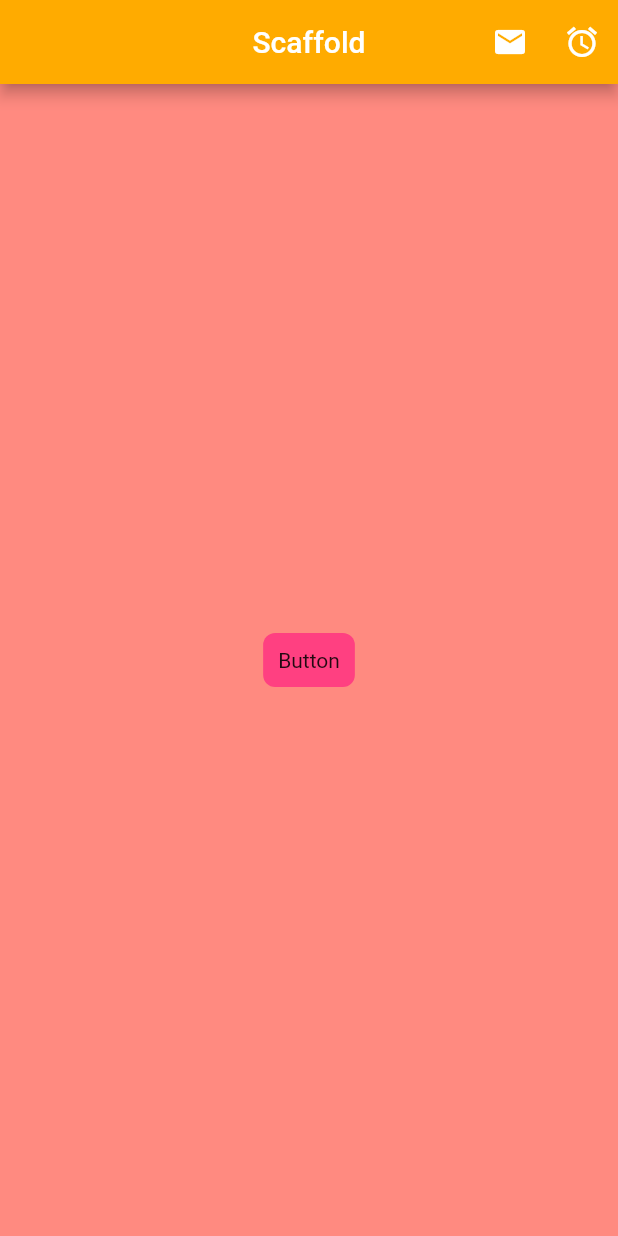
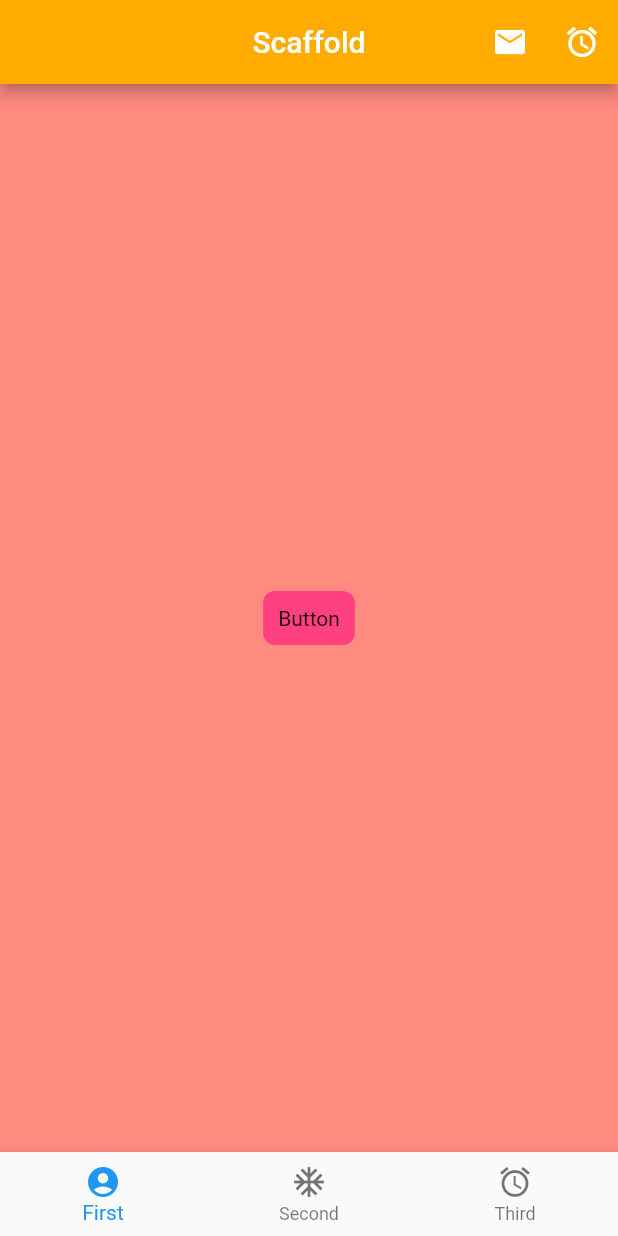
Before and after one commit to UbuhingaVizion/turabe_fluter, a Flutter app: the screen it shows after launch, on a phone screen of 412 x 824 dp. Run offline on Flutter 3.47's test engine with Material 2 defaults, Android fonts, the phone set to English and light mode, and no system bars.

Commit message:
Typed bottom bar

```diff
--- a/lib/ui/home.dart
+++ b/lib/ui/home.dart
@@ -19,6 +19,12 @@ class ScaffoldExample extends StatelessWidget {
           IconButton(icon: Icon(Icons.access_alarm), onPressed: _tapButton)
         ],
       ),
+      bottomNavigationBar: BottomNavigationBar(items: [
+        BottomNavigationBarItem(icon: Icon(Icons.account_circle), label: "First"),
+        BottomNavigationBarItem(icon: Icon(Icons.ac_unit), label: "Second"),
+        BottomNavigationBarItem(icon: Icon(Icons.access_alarm), label: "Third")
+
+      ], onTap: (int index) => debugPrint("You typed on item $index"),),
       backgroundColor: Colors.redAccent.shade100,
       body: Container(
         alignment: Alignment.center,
```
